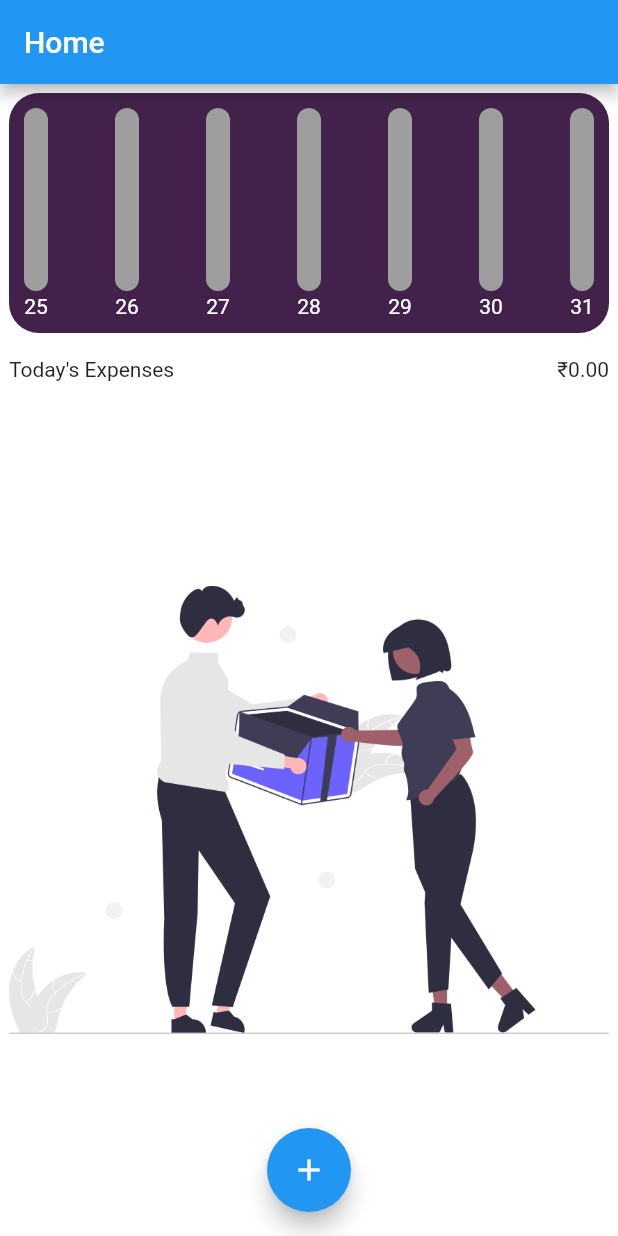
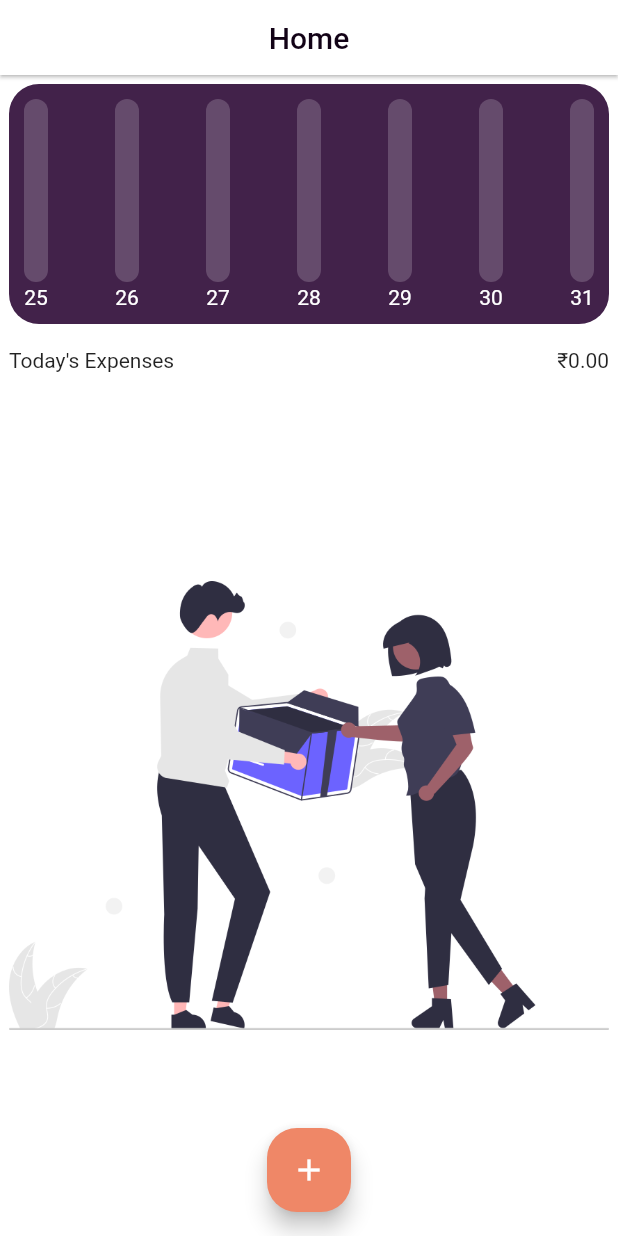
Before and after one commit to itsjatinnagar/xpense, a Flutter app: the screen it shows after launch, on a phone screen of 412 x 824 dp. Run offline on Flutter 3.47's test engine with Material 2 defaults, Android fonts, the phone set to English and light mode, and no system bars; our stand-ins replace sqflite; accounts and stored records are empty.

Commit message:
Defined CustomTheme

```diff
--- a/lib/main.dart
+++ b/lib/main.dart
@@ -3,6 +3,7 @@ import 'package:provider/provider.dart';
 
 import 'models/transaction_manager.dart';
 import 'screens/home_screen.dart';
+import 'theme.dart';
 
 void main() {
   runApp(MyApp());
@@ -17,6 +18,7 @@ class MyApp extends StatelessWidget {
       create: (context) => TransactionManager([]),
       child: MaterialApp(
         title: 'Xpense',
+        theme: kThemeData,
         home: HomeScreen(),
       ),
     );
--- a/lib/screens/home_screen.dart
+++ b/lib/screens/home_screen.dart
@@ -47,7 +47,6 @@ class HomeScreen extends StatelessWidget {
         groupedExpenses(Provider.of<TransactionManager>(context).transactions);
     print(groupedExpenseList);
     return Scaffold(
-      backgroundColor: Colors.white,
       appBar: AppBar(
         title: Text('Home'),
       ),
--- /dev/null
+++ b/lib/theme.dart
@@ -0,0 +1,39 @@
+import 'package:flutter/material.dart';
+
+final MaterialColor kPrimarySwatch =
+    MaterialColor(0xFF42224A, const <int, Color>{
+  50: kGreyishColor,
+  100: Color(0xFFD3C0D8),
+  200: Color(0xFFB692BF),
+  300: Color(0xFF985EA6),
+  400: Color(0xFF6E3E7A),
+  500: kPrimaryColor,
+  600: Color(0xFF381740),
+  700: Color(0xFF2D0E35),
+  800: Color(0xFF210727),
+  900: kDarkPurpleColor,
+});
+const Color kPrimaryColor = Color(0xFF42224A);
+const Color kSecondaryColor = Color(0xFFEF8767);
+const Color kDarkPurpleColor = Color(0xFF120216);
+const Color kGreyishColor = Color(0xFFF2EDF3);
+
+final BorderRadius kBorderRadius = BorderRadius.circular(20.0);
+
+final ThemeData kThemeData = ThemeData(
+  appBarTheme: AppBarTheme(
+    backgroundColor: Colors.white,
+    foregroundColor: kDarkPurpleColor,
+    centerTitle: true,
+    elevation: 1,
+    toolbarHeight: 50,
+  ),
+  floatingActionButtonTheme: FloatingActionButtonThemeData(
+    backgroundColor: kSecondaryColor,
+    foregroundColor: Colors.white,
+    shape: RoundedRectangleBorder(borderRadius: kBorderRadius),
+  ),
+  primaryColor: kPrimaryColor,
+  primarySwatch: kPrimarySwatch,
+  scaffoldBackgroundColor: Colors.white,
+);
--- a/lib/widgets/chart.dart
+++ b/lib/widgets/chart.dart
@@ -1,4 +1,5 @@
 import 'package:flutter/material.dart';
+import 'package:xpense/theme.dart';
 
 import 'chart_bar.dart';
 
@@ -25,8 +26,8 @@ class Chart extends StatelessWidget {
       height: 160,
       width: double.infinity,
       decoration: BoxDecoration(
-        borderRadius: BorderRadius.circular(20.0),
-        color: Color(0xFF42224A),
+        borderRadius: kBorderRadius,
+        color: kPrimaryColor,
       ),
       child: Row(
         mainAxisAlignment: MainAxisAlignment.spaceBetween,
--- a/lib/widgets/chart_bar.dart
+++ b/lib/widgets/chart_bar.dart
@@ -1,4 +1,5 @@
 import 'package:flutter/material.dart';
+import 'package:xpense/theme.dart';
 
 class ChartBar extends StatelessWidget {
   static const double barHeight = 122;
@@ -26,7 +27,9 @@ class ChartBar extends StatelessWidget {
             constraints: BoxConstraints(minWidth: 10, maxWidth: 16),
             decoration: BoxDecoration(
               borderRadius: BorderRadius.circular(20.0),
-              color: amount == 0.0 ? Colors.grey : Color(0xFFEF8767),
+              color: amount == 0.0
+                  ? kGreyishColor.withOpacity(0.2)
+                  : kSecondaryColor,
             ),
           ),
           SizedBox(height: 2),
--- a/lib/widgets/expense_tile.dart
+++ b/lib/widgets/expense_tile.dart
@@ -1,4 +1,5 @@
 import 'package:flutter/material.dart';
+import 'package:xpense/theme.dart';
 
 import '../models/transaction.dart';
 
@@ -11,8 +12,8 @@ class ExpenseTile extends StatelessWidget {
   Widget build(BuildContext context) {
     return Container(
       decoration: BoxDecoration(
-        borderRadius: BorderRadius.circular(20.0),
-        color: Color(0xFFF2EDF3),
+        borderRadius: kBorderRadius,
+        color: kGreyishColor,
       ),
       child: ListTile(
         title: Text(expense.title),
```
